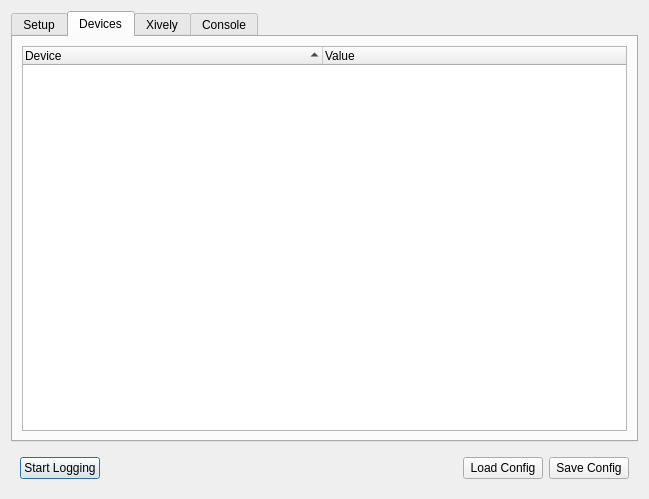
D4wN/brickv, file src/brickv/ui/logger_setup.ui: the form before one commit.
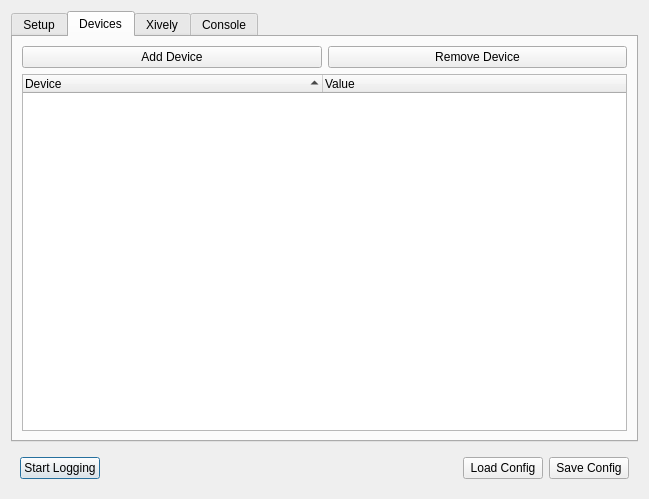
The form after the commit. The open tabs and pages were chosen to show the change.

Commit message: added new ui for simplified adding and removing of the devices

```diff
--- a/src/brickv/ui/logger_setup.ui
+++ b/src/brickv/ui/logger_setup.ui
@@ -340,8 +340,22 @@
         <attribute name="title">
          <string>Devices</string>
         </attribute>
-        <layout class="QVBoxLayout" name="verticalLayout_2">
-         <item>
+        <layout class="QGridLayout" name="gridLayout_8">
+         <item row="0" column="0">
+          <widget class="QPushButton" name="btn_add_device">
+           <property name="text">
+            <string>Add Device</string>
+           </property>
+          </widget>
+         </item>
+         <item row="0" column="1">
+          <widget class="QPushButton" name="btn_remove_device">
+           <property name="text">
+            <string>Remove Device</string>
+           </property>
+          </widget>
+         </item>
+         <item row="1" column="0" colspan="2">
           <widget class="QTreeWidget" name="tree_devices">
            <property name="uniformRowHeights">
             <bool>true</bool>
```
Left out of the diff: 2 changed lines with no effect on the pictures. The commit also changes 1 other file.
